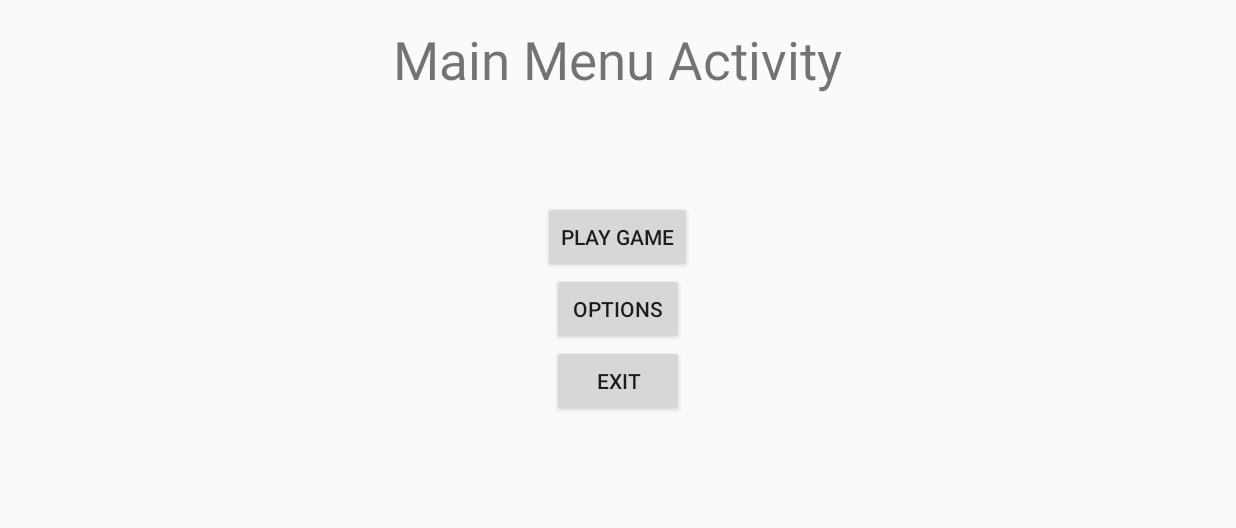
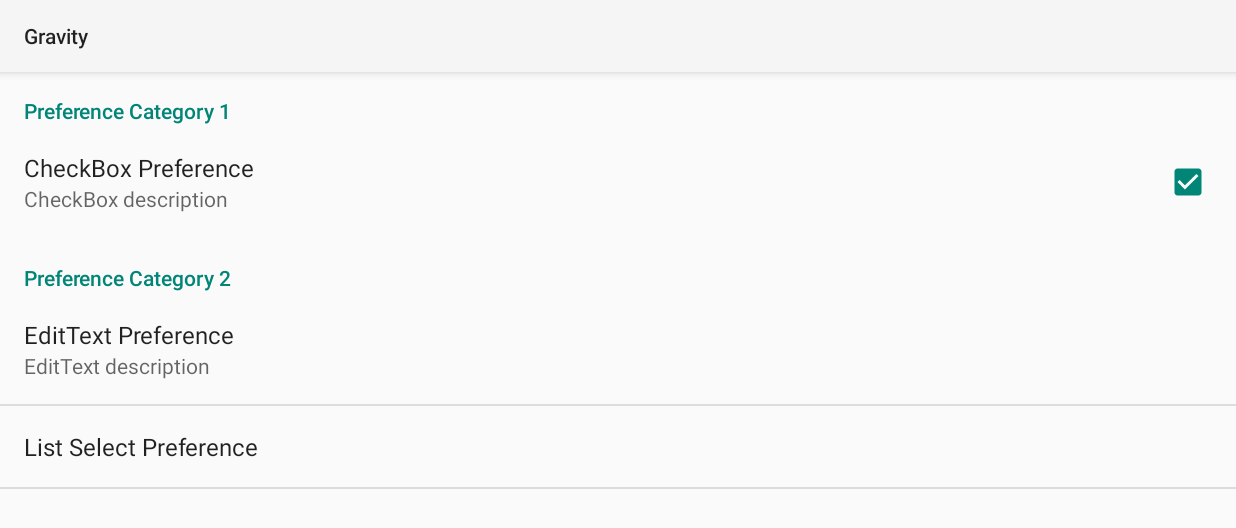
Before and after one commit to bjcrawford/Gravity, an Android app: the screen it shows after launch (MainMenuActivity before the commit, OptionsActivity after it), after a tap on "OPTIONS", on a phone screen of 824 x 412 dp (held sideways). Shown: the top 528 px of the screen. Run offline under Robolectric (Android 15) with nearby library versions, the light colour scheme and no system bars.

Commit message:
Added an options (preference) activity with a basic options (preference) fragment for demonstrative purposes, Added functionality to the main menu activity for launching the options activity.

```diff
--- a/app/src/main/AndroidManifest.xml
+++ b/app/src/main/AndroidManifest.xml
@@ -18,6 +18,10 @@
                 <category android:name="android.intent.category.LAUNCHER" />
             </intent-filter>
         </activity>
+        <activity
+            android:name=".OptionsActivity"
+            android:label="@string/app_name" >
+        </activity>
     </application>
 
 </manifest>
--- a/app/src/main/java/edu/temple/cis3238/gravity/gravity/MainMenuActivity.java
+++ b/app/src/main/java/edu/temple/cis3238/gravity/gravity/MainMenuActivity.java
@@ -1,6 +1,7 @@
 package edu.temple.cis3238.gravity.gravity;
 
 import android.app.Activity;
+import android.content.Intent;
 import android.os.Bundle;
 import android.util.Log;
 import android.view.View;
@@ -47,6 +48,7 @@ public class MainMenuActivity extends Activity {
         playGameButton.setOnClickListener(new View.OnClickListener() {
             @Override
             public void onClick(View v) {
+                Log.d(TAG, "Play game button clicked");
                 // Intents are used to pass data and declare your intentions
                 // when loading a new activity. The first parameter states the
                 // activity we're in and the second declares the activity we
@@ -54,7 +56,6 @@ public class MainMenuActivity extends Activity {
 
                 //Intent playGameIntent = new Intent(MainMenuActivity.this, PlayGameActivity.class);
                 //startActivity(playGameIntent); // Launch the play game activity
-                Log.d(TAG, "Play game button clicked");
             }
         });
 
@@ -62,9 +63,9 @@ public class MainMenuActivity extends Activity {
         optionsButton.setOnClickListener(new View.OnClickListener() {
             @Override
             public void onClick(View v) {
-                //Intent optionsIntent = new Intent(MainMenuActivity.this, OptionsActivity.class);
-                //startActivity(optionsIntent);
                 Log.d(TAG, "Options button clicked");
+                Intent optionsIntent = new Intent(MainMenuActivity.this, OptionsActivity.class);
+                startActivity(optionsIntent);
             }
         });
 
@@ -72,6 +73,7 @@ public class MainMenuActivity extends Activity {
         exitButton.setOnClickListener(new View.OnClickListener() {
             @Override
             public void onClick(View v) {
+                Log.d(TAG, "Exit button clicked");
                 // The finish method destroys the current activity only. If it is the only activity
                 // on the activity stack, the application will close. Otherwise, you would be
                 // returned to the previous activity on the stack. In this case, the main menu
--- /dev/null
+++ b/app/src/main/java/edu/temple/cis3238/gravity/gravity/OptionsActivity.java
@@ -0,0 +1,77 @@
+package edu.temple.cis3238.gravity.gravity;
+
+import android.os.Bundle;
+import android.preference.PreferenceActivity;
+import android.preference.PreferenceFragment;
+import android.util.Log;
+
+
+public class OptionsActivity extends PreferenceActivity {
+
+    private static final String TAG = "OptionsActivity";
+
+    // Some constants for referencing the shared preferences
+    public static final String PREF_CHECKBOX_KEY = "pref_checkbox";
+    public static final String PREF_EDITTEXT_KEY = "pref_edittext";
+    public static final String PREF_LIST_KEY = "pref_list";
+
+    // This is an inner class used to promote modularity. Different
+    // fragments can easily be created to provide different options
+    // depending on the situation (selecting options from the main
+    // menu vs selecting options from inside the game ui).
+    public static class OptionsFragment extends PreferenceFragment {
+
+        private static final String TAG = "OptionsFragment";
+
+        @Override
+        public void onCreate(Bundle savedInstanceState) {
+            super.onCreate(savedInstanceState);
+
+            // Loads the layout of the preference screen.
+            addPreferencesFromResource(R.xml.options);
+        }
+    }
+
+    @Override
+    protected void onCreate(Bundle savedInstanceState) {
+        super.onCreate(savedInstanceState);
+        Log.d(TAG, "onCreate() fired");
+
+        // The options activity uses a fragment to display the preferences.
+        // Preference choices are saved automatically.
+        getFragmentManager().beginTransaction()
+               .replace(android.R.id.content, new OptionsFragment())
+               .commit();
+    }
+
+    @Override
+    protected void onStart() {
+        super.onStart();
+        Log.d(TAG, "onStart() fired");
+    }
+
+    @Override
+    protected void onResume() {
+        super.onResume();
+        Log.d(TAG, "onResume() fired");
+    }
+
+    @Override
+    protected void onPause() {
+        super.onPause();
+        Log.d(TAG, "onPause() fired");
+    }
+
+    @Override
+    protected void onStop() {
+        super.onStop();
+        Log.d(TAG, "onStop() fired");
+    }
+
+    @Override
+    protected void onDestroy() {
+        super.onDestroy();
+        Log.d(TAG, "onDestroy() fired");
+    }
+
+}
--- a/app/src/main/res/values/strings.xml
+++ b/app/src/main/res/values/strings.xml
@@ -9,4 +9,28 @@
     <string name="button_options">Options</string>
     <string name="button_exit">Exit</string>
 
+    <!-- Options activity strings -->
+    <string name="pref_category1">Preference Category 1</string>
+    <string name="pref_category2">Preference Category 2</string>
+
+    <string name="pref_checkbox">CheckBox Preference</string>
+    <string name="pref_checkbox_desc">CheckBox description</string>
+
+    <string name="pref_edittext">EditText Preference</string>
+    <string name="pref_edittext_desc">EditText description</string>
+    <string name="pref_edittext_default"></string>
+
+    <string name="pref_list">List Select Preference</string>
+    <string-array name="pref_list_entries">
+        <item>Preference Item 1</item>
+        <item>Preference Item 2</item>
+        <item>Preference Item 3</item>
+    </string-array>
+    <string-array name="pref_list_values">
+        <item>Preference Item 1 Value</item>
+        <item>Preference Item 2 Value</item>
+        <item>Preference Item 3 Value</item>
+    </string-array>
+    <string name="pref_list_default">Preference Item 1 Value</string>
+
 </resources>
--- /dev/null
+++ b/app/src/main/res/xml/options.xml
@@ -0,0 +1,38 @@
+<?xml version="1.0" encoding="utf-8"?>
+<PreferenceScreen
+    xmlns:android="http://schemas.android.com/apk/res/android">
+
+    <PreferenceCategory
+        android:key="pref_category1"
+        android:title="@string/pref_category1" >
+
+        <CheckBoxPreference
+            android:key="pref_checkbox"
+            android:title="@string/pref_checkbox"
+            android:summary="@string/pref_checkbox_desc"
+            android:defaultValue="true" />
+
+    </PreferenceCategory>
+
+
+    <PreferenceCategory
+        android:key="pref_category2"
+        android:title="@string/pref_category2" >
+
+        <EditTextPreference
+            android:key="pref_edittext"
+            android:title="@string/pref_edittext"
+            android:summary="@string/pref_edittext_desc"
+            android:defaultValue="@string/pref_edittext_default" />
+
+        <ListPreference
+            android:key="pref_list"
+            android:title="@string/pref_list"
+            android:dialogTitle="@string/pref_list"
+            android:entries="@array/pref_list_entries"
+            android:entryValues="@array/pref_list_values"
+            android:defaultValue="@string/pref_list_default" />
+
+    </PreferenceCategory>
+
+</PreferenceScreen>
```
